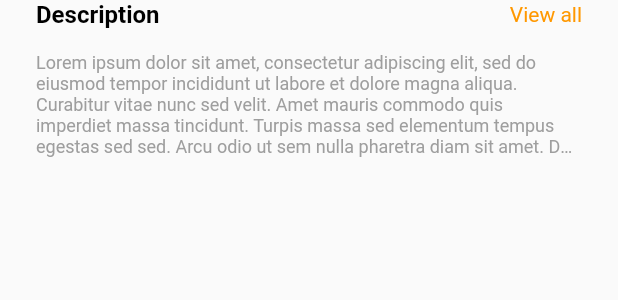
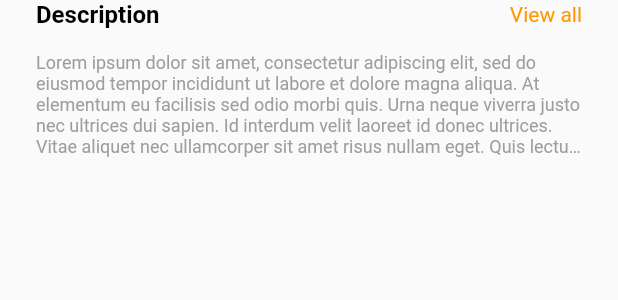
Before and after one commit to dika-putra/Mangapp, a Flutter app: the DetailDescription widget shown alone on an empty page, opened directly, on a phone screen of 412 x 824 dp. Shown: the top 300 px of the screen. Run offline on Flutter 3.47's test engine with Material 2 defaults, Android fonts, the phone set to English and light mode, and no system bars; network calls fail.

Commit message:
update description

```diff
--- a/lib/features/detail/widgets/detail_description.dart
+++ b/lib/features/detail/widgets/detail_description.dart
@@ -10,7 +10,9 @@ class DetailDescription extends StatefulWidget {
 
 class _DetailDescriptionState extends State<DetailDescription> {
   final descriptions =
-      'Lorem ipsum dolor sit amet, consectetur adipiscing elit, sed do eiusmod tempor incididunt ut labore et dolore magna aliqua. Curabitur vitae nunc sed velit. Amet mauris commodo quis imperdiet massa tincidunt. Turpis massa sed elementum tempus egestas sed sed. Arcu odio ut sem nulla pharetra diam sit amet. Duis tristique sollicitudin nibh sit amet commodo nulla facilisi. Urna porttitor rhoncus dolor purus non enim praesent. Non blandit massa enim nec dui nunc mattis enim. Sit amet consectetur adipiscing elit duis tristique sollicitudin nibh sit. Tortor dignissim convallis aenean et tortor at risus. Nibh nisl condimentum id venenatis a condimentum vitae sapien. Sit amet mattis vulputate enim nulla aliquet. Velit ut tortor pretium viverra suspendisse. In hac habitasse platea dictumst vestibulum rhoncus est pellentesque. Vel risus commodo viverra maecenas accumsan lacus vel facilisis.';
+      'Lorem ipsum dolor sit amet, consectetur adipiscing elit, sed do eiusmod tempor incididunt ut labore et dolore magna aliqua. At elementum eu facilisis sed odio morbi quis. Urna neque viverra justo nec ultrices dui sapien. Id interdum velit laoreet id donec ultrices. Vitae aliquet nec ullamcorper sit amet risus nullam eget. Quis lectus nulla at volutpat diam ut venenatis tellus. Gravida rutrum quisque non tellus orci. Tempus imperdiet nulla malesuada pellentesque elit eget gravida. Aliquet risus feugiat in ante metus dictum at tempor. Leo vel fringilla est ullamcorper eget. Nibh praesent tristique magna sit amet purus gravida. In egestas erat imperdiet sed euismod nisi. Imperdiet sed euismod nisi porta lorem mollis aliquam ut porttitor. Lorem ipsum dolor sit amet consectetur adipiscing elit ut.'
+      'Ultrices gravida dictum fusce ut. Mattis vulputate enim nulla aliquet porttitor. Pellentesque sit amet porttitor eget dolor morbi non. Libero justo laoreet sit amet. Augue mauris augue neque gravida in fermentum et sollicitudin. Enim nec dui nunc mattis enim ut tellus elementum sagittis. Nibh cras pulvinar mattis nunc sed blandit libero volutpat. Pharetra convallis posuere morbi leo. Tortor id aliquet lectus proin. Urna porttitor rhoncus dolor purus non. Quis commodo odio aenean sed adipiscing diam donec adipiscing tristique. Sit amet consectetur adipiscing elit.'
+      'Sollicitudin tempor id eu nisl nunc. Parturient montes nascetur ridiculus mus mauris vitae ultricies. Sagittis vitae et leo duis ut diam. Massa placerat duis ultricies lacus sed. Laoreet suspendisse interdum consectetur libero id faucibus nisl tincidunt eget. Condimentum vitae sapien pellentesque habitant morbi tristique senectus. Tortor at auctor urna nunc. Proin fermentum leo vel orci porta non pulvinar. Elit pellentesque habitant morbi tristique senectus et netus et malesuada. Eget est lorem ipsum dolor sit amet. Nunc id cursus metus aliquam eleifend mi in nulla. Sit amet consectetur adipiscing elit pellentesque habitant. Platea dictumst vestibulum rhoncus est pellentesque. Et tortor consequat id porta nibh venenatis. Id cursus metus aliquam eleifend mi in nulla posuere sollicitudin. Ipsum consequat nisl vel pretium lectus quam id leo in.';
   bool showDescription = false;
 
   @override
```
